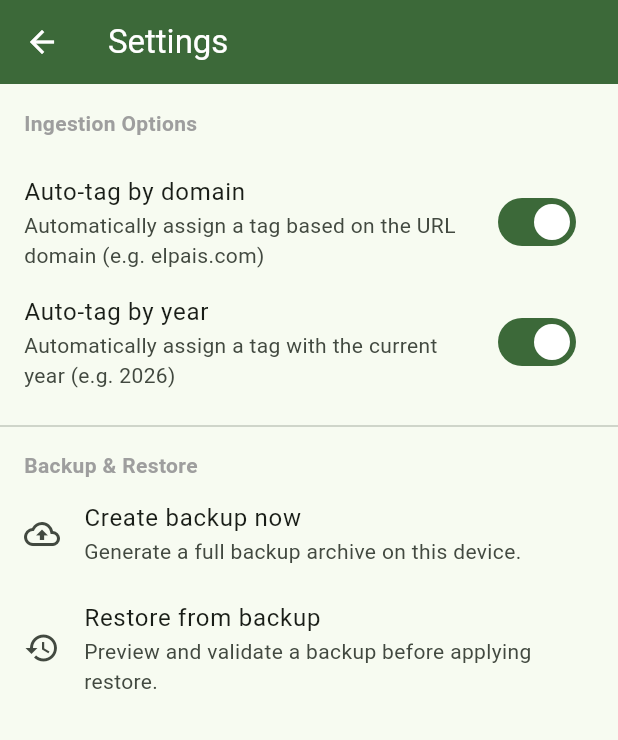
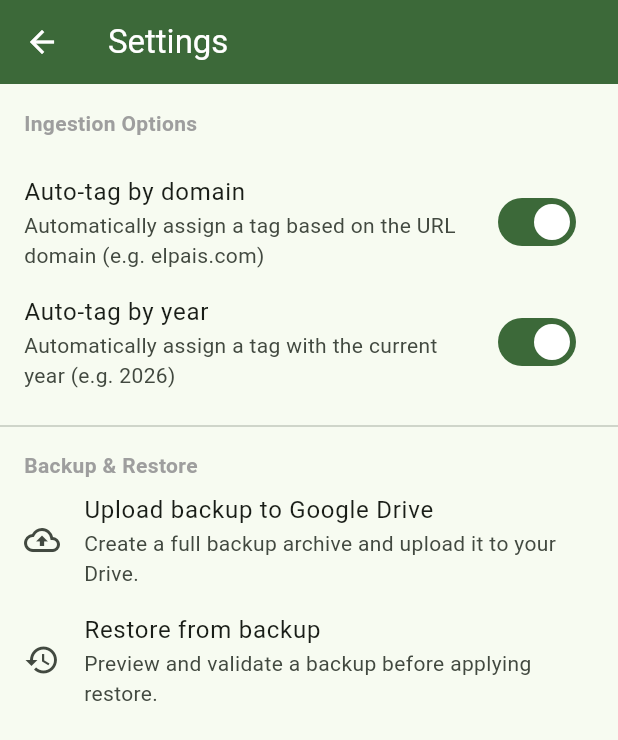
Before and after one commit to juliancervino/mnemata, a Flutter app: the screen it shows after launch, in the side drawer, after a tap on "Settings", on a phone screen of 412 x 824 dp. Shown: the top 740 px of the screen. Run offline on Flutter 3.47's test engine with Material 3 defaults, Android fonts, the phone set to English and light mode, and no system bars; our stand-ins replace cached_network_image, drift, drift_flutter, flutter_colorpicker, flutter_slidable, flutter_widget_from_html and 7 more; missing offline and left inert: favicon, metadata_fetch, readability, receive_sharing_intent, syncfusion_flutter_pdf; accounts and stored records are empty; generated files the repository leaves out were written again; statements that could not run were skipped.

Commit message:
feat(11-04): wire manual backup archive and drive upload flow
- run createBackupArchive then CloudBackupProvider upload in settings action
- persist manual backup success/failure metadata for diagnostics
- update settings backup action labels and cloud upload user feedback

```diff
--- a/lib/features/settings/presentation/settings_screen.dart
+++ b/lib/features/settings/presentation/settings_screen.dart
@@ -5,12 +5,27 @@ import 'package:mnemata/features/backup/presentation/restore_preview_sheet.dart'
 import 'package:mnemata/features/backup/services/backup_archive_service.dart';
 import 'package:mnemata/features/backup/services/backup_restore_service.dart';
 import 'package:mnemata/features/backup/services/backup_storage_service.dart';
+import 'package:mnemata/features/backup/services/cloud_backup_provider.dart';
 import 'package:mnemata/features/settings/services/settings_service.dart';
 import 'package:path/path.dart' as p;
 import 'package:path_provider/path_provider.dart';
 
 class SettingsScreen extends StatefulWidget {
-  const SettingsScreen({super.key});
+  const SettingsScreen({
+    super.key,
+    this.settingsService,
+    this.backupRestoreService,
+    this.createBackupArchiveAction,
+    this.uploadBackupAction,
+    this.nowProvider,
+  });
+
+  final SettingsService? settingsService;
+  final BackupRestoreService? backupRestoreService;
+  final Future<String> Function()? createBackupArchiveAction;
+  final Future<CloudBackupUploadReceipt> Function(String archivePath)?
+  uploadBackupAction;
+  final DateTime Function()? nowProvider;
 
   @override
   State<SettingsScreen> createState() => _SettingsScreenState();
@@ -19,31 +34,38 @@ class SettingsScreen extends StatefulWidget {
 class _SettingsScreenState extends State<SettingsScreen> {
   late bool _autoTagDomain;
   late bool _autoTagYear;
-  final SettingsService _settingsService = GetIt.instance<SettingsService>();
-  final AppDatabase _database = GetIt.instance<AppDatabase>();
-  late final BackupStorageService _backupStorageService;
-  late final BackupArchiveService _backupArchiveService;
+  late final SettingsService _settingsService;
+  BackupArchiveService? _backupArchiveService;
+  CloudBackupProvider? _cloudBackupProvider;
   late final BackupRestoreService _backupRestoreService;
   bool _isCreatingBackup = false;
 
   @override
   void initState() {
     super.initState();
+    _settingsService =
+        widget.settingsService ?? GetIt.instance<SettingsService>();
     _autoTagDomain = _settingsService.autoTagDomain;
     _autoTagYear = _settingsService.autoTagYear;
-    _backupStorageService = BackupStorageService();
+
+    if (widget.createBackupArchiveAction == null ||
+        widget.backupRestoreService == null) {
+      final backupStorageService = BackupStorageService();
       _backupArchiveService = BackupArchiveService(
-      storageService: _backupStorageService,
-      database: _database,
+        storageService: backupStorageService,
+        database: GetIt.instance<AppDatabase>(),
         settingsService: _settingsService,
         attachmentsDirectoryPathProvider: () async {
           final dir = await getApplicationDocumentsDirectory();
           return dir.path;
         },
       );
-    _backupRestoreService = BackupRestoreService(
-      archiveService: _backupArchiveService,
-      storageService: _backupStorageService,
+
+      _backupRestoreService =
+          widget.backupRestoreService ??
+          BackupRestoreService(
+            archiveService: _backupArchiveService!,
+            storageService: backupStorageService,
             liveDatabasePathProvider: () async {
               final supportDir = await getApplicationSupportDirectory();
               return p.join(supportDir.path, 'mnemata_db.sqlite');
@@ -70,6 +92,13 @@ class _SettingsScreenState extends State<SettingsScreen> {
               });
             },
           );
+    } else {
+      _backupRestoreService = widget.backupRestoreService!;
+    }
+
+    if (widget.uploadBackupAction == null) {
+      _cloudBackupProvider = GetIt.instance<CloudBackupProvider>();
+    }
   }
 
   @override
@@ -95,7 +124,9 @@ class _SettingsScreenState extends State<SettingsScreen> {
           ),
           SwitchListTile(
             title: const Text('Auto-tag by domain'),
-            subtitle: const Text('Automatically assign a tag based on the URL domain (e.g. elpais.com)'),
+            subtitle: const Text(
+              'Automatically assign a tag based on the URL domain (e.g. elpais.com)',
+            ),
             value: _autoTagDomain,
             onChanged: (value) {
               setState(() {
@@ -106,7 +137,9 @@ class _SettingsScreenState extends State<SettingsScreen> {
           ),
           SwitchListTile(
             title: const Text('Auto-tag by year'),
-            subtitle: const Text('Automatically assign a tag with the current year (e.g. 2026)'),
+            subtitle: const Text(
+              'Automatically assign a tag with the current year (e.g. 2026)',
+            ),
             value: _autoTagYear,
             onChanged: (value) {
               setState(() {
@@ -129,8 +162,10 @@ class _SettingsScreenState extends State<SettingsScreen> {
           ),
           ListTile(
             leading: const Icon(Icons.backup_outlined),
-            title: const Text('Create backup now'),
-            subtitle: const Text('Generate a full backup archive on this device.'),
+            title: const Text('Upload backup to Google Drive'),
+            subtitle: const Text(
+              'Create a full backup archive and upload it to your Drive.',
+            ),
             enabled: !_isCreatingBackup,
             onTap: _isCreatingBackup ? null : _createBackupNow,
             trailing: _isCreatingBackup
@@ -144,7 +179,9 @@ class _SettingsScreenState extends State<SettingsScreen> {
           ListTile(
             leading: const Icon(Icons.restore),
             title: const Text('Restore from backup'),
-            subtitle: const Text('Preview and validate a backup before applying restore.'),
+            subtitle: const Text(
+              'Preview and validate a backup before applying restore.',
+            ),
             onTap: _openRestorePreviewFlow,
           ),
         ],
@@ -158,22 +195,57 @@ class _SettingsScreenState extends State<SettingsScreen> {
     });
 
     final messenger = ScaffoldMessenger.of(context);
+    final now = (widget.nowProvider ?? DateTime.now).call().toUtc();
+    String? archivePath;
+
     try {
-      final archivePath = await _backupArchiveService.createBackupArchive();
+      await _settingsService.setLastBackupAttemptAt(now);
+
+      archivePath =
+          await (widget.createBackupArchiveAction?.call() ??
+              _backupArchiveService!.createBackupArchive());
+
+      final receipt =
+          await (widget.uploadBackupAction?.call(archivePath) ??
+              _cloudBackupProvider!.uploadBackup(archivePath: archivePath));
+
+      await _settingsService.setLastSuccessfulBackupAt(receipt.uploadedAt);
+      await _settingsService.clearLastBackupFailureReason();
+
       if (!mounted) {
         return;
       }
 
       messenger.showSnackBar(
-        SnackBar(content: Text('Backup created: $archivePath')),
+        SnackBar(
+          content: Text('Backup uploaded to Google Drive: ${receipt.remoteId}'),
+        ),
       );
-    } catch (error) {
+    } on CloudBackupProviderException catch (error) {
+      await _settingsService.setLastBackupFailureReason(
+        'manual_upload_${error.code.name}',
+      );
       if (!mounted) {
         return;
       }
 
+      final diagnostics = archivePath == null ? '' : ' Archive: $archivePath';
       messenger.showSnackBar(
-        SnackBar(content: Text('Backup failed: $error')),
+        SnackBar(
+          content: Text('Cloud backup failed: ${error.message}.$diagnostics'),
+        ),
+      );
+    } catch (error) {
+      await _settingsService.setLastBackupFailureReason(
+        'manual_upload_unknown',
+      );
+      if (!mounted) {
+        return;
+      }
+
+      final diagnostics = archivePath == null ? '' : ' Archive: $archivePath';
+      messenger.showSnackBar(
+        SnackBar(content: Text('Cloud backup failed: $error.$diagnostics')),
       );
     } finally {
       if (mounted) {
@@ -222,7 +294,8 @@ class _SettingsScreenState extends State<SettingsScreen> {
               child: const Text('Cancel'),
             ),
             FilledButton(
-              onPressed: () => Navigator.of(context).pop(controller.text.trim()),
+              onPressed: () =>
+                  Navigator.of(context).pop(controller.text.trim()),
               child: const Text('Preview'),
             ),
           ],
```
Also changed, not shown: 1 other file. Lines whose indentation alone changed are shown as unchanged.
